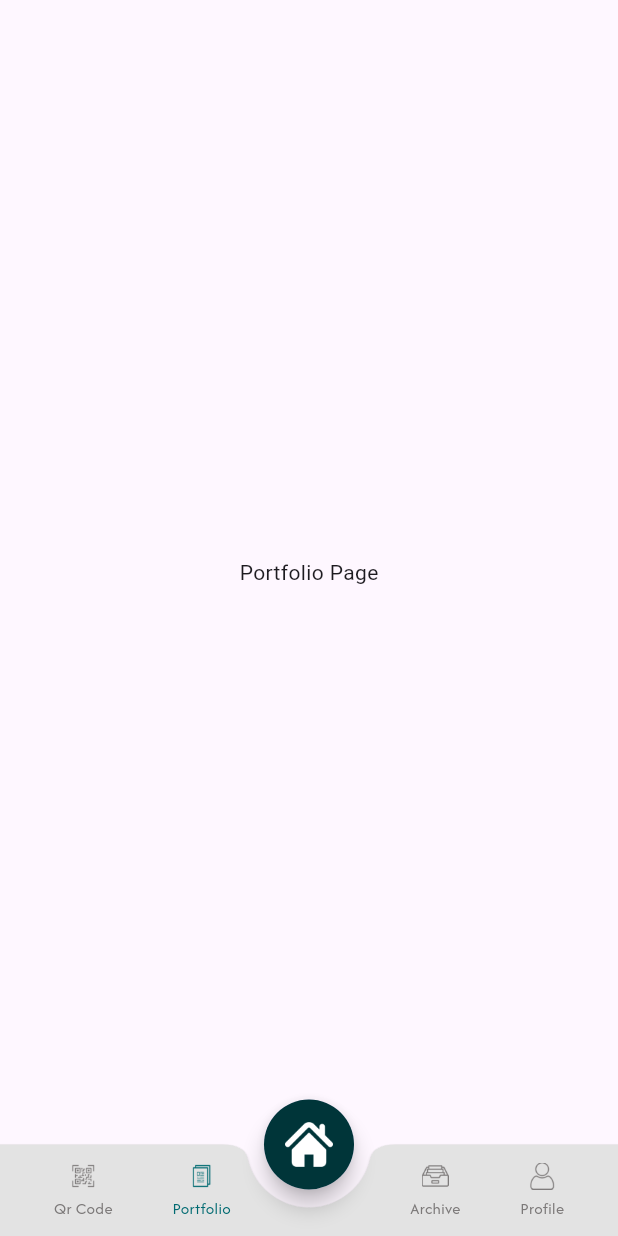
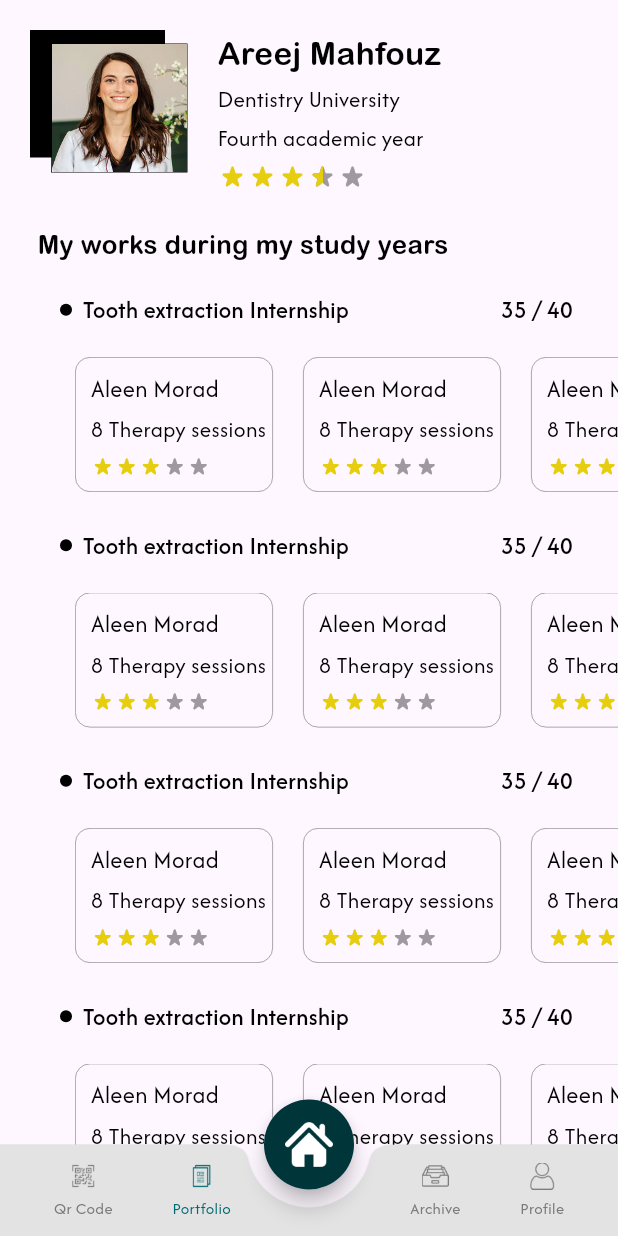
Before and after one commit to Farojeh/DenTech-Smile, a Flutter app: the screen it shows after launch, item 2 of the bottom bar chosen, on a phone screen of 412 x 824 dp. Run offline on Flutter 3.47's test engine with Material 3 defaults, Android fonts, the light colour scheme and no system bars; drawn by our look-alikes of flutter_rating_bar; our stand-ins replace awesome_snackbar_content, bloc, device_preview, dio, flutter_bloc, get_it and 4 more.

Commit message:
Portfolio page UI and logic

```diff
--- a/lib/student/archive/controller/cubit/archive_cubit.dart
+++ b/lib/student/archive/controller/cubit/archive_cubit.dart
@@ -12,42 +12,42 @@ class ArchiveCubit extends Cubit<ArchiveState> {
   void initialArchive() {
     List<Archive> archiveList = [
       Archive(
-          tag: "#A",
+          tag: "A",
           patient: "Aleen Morad ",
           internship: "Tooth extraction InternShip",
           rate: 3),
       Archive(
-          tag: "#A",
+          tag: "A",
           patient: "Aleen Morad ",
           internship: "Tooth extraction InternShip",
           rate: 3),
       Archive(
-          tag: "#A",
+          tag: "A",
           patient: "Aleen Morad ",
           internship: "Tooth extraction InternShip",
           rate: 3),
       Archive(
-          tag: "#A",
+          tag: "A",
           patient: "Aleen Morad ",
           internship: "Tooth extraction InternShip",
           rate: 3),
       Archive(
-          tag: "#A",
+          tag: "A",
           patient: "Aleen Morad ",
           internship: "Tooth extraction InternShip",
           rate: 3),
       Archive(
-          tag: "#A",
+          tag: "A",
           patient: "Aleen Morad ",
           internship: "Tooth extraction InternShip",
           rate: 3),
       Archive(
-          tag: "#A",
+          tag: "A",
           patient: "Aleen Morad ",
           internship: "Tooth extraction InternShip",
           rate: 3),
       Archive(
-          tag: "#A",
+          tag: "A",
           patient: "Aleen Morad ",
           internship: "Tooth extraction InternShip",
           rate: 3)
--- a/lib/student/archive/view/widget/archive_list.dart
+++ b/lib/student/archive/view/widget/archive_list.dart
@@ -19,7 +19,8 @@ class ArchiveList extends StatelessWidget {
               child: Column(
                   mainAxisAlignment: MainAxisAlignment.center,
                   crossAxisAlignment: CrossAxisAlignment.start,
-                  children:state.allarchives.isNotEmpty? state.allarchives
+                  children: state.allarchives.isNotEmpty
+                      ? state.allarchives
                           .map((e) => InkWell(
                                 overlayColor: MaterialStatePropertyAll(
                                     Colors.white.withOpacity(0)),
@@ -35,7 +36,8 @@ class ArchiveList extends StatelessWidget {
                                   decoration: BoxDecoration(
                                       border: Border.all(
                                           width: 0.5,
-                                      color: Colors.black.withOpacity(0.25)),
+                                          color:
+                                              Colors.black.withOpacity(0.25)),
                                       borderRadius: BorderRadius.circular(10)),
                                   margin: const EdgeInsets.only(bottom: 18),
                                   child: Row(children: [
@@ -48,7 +50,8 @@ class ArchiveList extends StatelessWidget {
                                       decoration: BoxDecoration(
                                         border: Border.all(
                                             width: 0.6,
-                                        color: Colors.black.withOpacity(0.25)),
+                                            color:
+                                                Colors.black.withOpacity(0.25)),
                                       ),
                                       alignment: Alignment.center,
                                       child: Text(
@@ -56,7 +59,8 @@ class ArchiveList extends StatelessWidget {
                                         style: TextStyle(
                                             fontFamily: Static.afacadfont,
                                             fontWeight: FontWeight.w500,
-                                        fontSize: Static.getwieght(context, 35),
+                                            fontSize:
+                                                Static.getwieght(context, 35),
                                             color: Colors.black),
                                       ),
                                     ),
@@ -64,7 +68,8 @@ class ArchiveList extends StatelessWidget {
                                       padding: const EdgeInsets.only(
                                           left: 13, bottom: 2, top: 2),
                                       child: Column(
-                                    mainAxisAlignment: MainAxisAlignment.center,
+                                        mainAxisAlignment:
+                                            MainAxisAlignment.center,
                                         crossAxisAlignment:
                                             CrossAxisAlignment.start,
                                         children: [
@@ -73,8 +78,8 @@ class ArchiveList extends StatelessWidget {
                                             style: TextStyle(
                                                 fontFamily:
                                                     Static.arialRoundedMTfont,
-                                            fontSize:
-                                                Static.getwieght(context, 17),
+                                                fontSize: Static.getwieght(
+                                                    context, 17),
                                                 color: Colors.black),
                                           ),
                                           const SizedBox(
@@ -86,24 +91,22 @@ class ArchiveList extends StatelessWidget {
                                                 fontFamily: Static.afacadfont,
                                                 fontWeight: FontWeight.w400,
                                                 color: Static.lightcolor,
-                                            fontSize:
-                                                Static.getwieght(context, 15)),
+                                                fontSize: Static.getwieght(
+                                                    context, 15)),
                                           ),
                                           const SizedBox(
                                             height: 2.5,
                                           ),
-                                      RatingBar.builder(
-                                        onRatingUpdate: (value) {},
-                                        initialRating: e.rate,
-                                        minRating: 0,
-                                        direction: Axis.horizontal,
-                                        allowHalfRating: true,
-                                        itemCount: 5,
-                                        itemSize: 15,
-                                        itemBuilder: (context, _) => const Icon(
+                                          RatingBarIndicator(
+                                            rating: e.rate,
+                                            itemBuilder: (context, index) =>
+                                                const Icon(
                                               Icons.star_rate_rounded,
                                               color: Color(0xffE6CD0D),
                                             ),
+                                            itemCount: 5,
+                                            itemSize: 15,
+                                            direction: Axis.horizontal,
                                           )
                                         ],
                                       ),
@@ -111,26 +114,33 @@ class ArchiveList extends StatelessWidget {
                                   ]),
                                 ),
                               ))
-                      .toList():[
+                          .toList()
+                      : [
                           Container(
-                          margin: EdgeInsets.only(left: Static.getwieght(context, 30), right: 80 , top: 70),
+                            margin: EdgeInsets.only(
+                                left: Static.getwieght(context, 30),
+                                right: 80,
+                                top: 70),
                             alignment: Alignment.center,
-                          child: Image.asset("assets/images/File searching-rafiki.png",
+                            child: Image.asset(
+                              "assets/images/File searching-rafiki.png",
                               height: 250,
                               width: 250,
                               fit: BoxFit.contain,
                             ),
                           ),
                           Container(
-                          margin: EdgeInsets.only( left: Static.getwieght(context, 50) ),
-                          child: Text("No Emergencies In This Internship" ,
+                            margin: EdgeInsets.only(
+                                left: Static.getwieght(context, 50)),
+                            child: Text(
+                              "No Emergencies In This Internship",
                               textAlign: TextAlign.center,
                               style: TextStyle(
                                   fontFamily: Static.afacadfont,
                                   fontWeight: FontWeight.w400,
                                   fontSize: Static.getwieght(context, 18),
-                            color:const Color(0xff325060)
-                          ),),
+                                  color: const Color(0xff325060)),
+                            ),
                           )
                         ]),
             );
--- a/lib/student/main_tap/controller/cubit/tab_cubit_cubit.dart
+++ b/lib/student/main_tap/controller/cubit/tab_cubit_cubit.dart
@@ -1,7 +1,7 @@
 import 'package:bloc/bloc.dart';
 import 'package:dentech_smile/student/Home/view/home_page.dart';
 import 'package:dentech_smile/student/archive/view/archive_page.dart';
-import 'package:dentech_smile/student/portfolio/portfolio_page.dart';
+import 'package:dentech_smile/student/portfolio/view/portfolio_page.dart';
 import 'package:dentech_smile/student/profile/profile_page.dart';
 import 'package:dentech_smile/student/qr_code/qr_code.dart';
 import 'package:flutter/material.dart';
--- /dev/null
+++ b/lib/student/portfolio/controller/cubit/portfolio_cubit.dart
@@ -0,0 +1,30 @@
+import 'package:bloc/bloc.dart';
+import 'package:dentech_smile/student/portfolio/model/case.dart';
+import 'package:dentech_smile/student/portfolio/model/portfolio_internship.dart';
+import 'package:meta/meta.dart';
+
+part 'portfolio_state.dart';
+
+class PortfolioCubit extends Cubit<PortfolioState> {
+  PortfolioCubit() : super(PortfolioInitial()){
+    initialPortfolio();
+  }
+
+  void initialPortfolio(){
+    List<Case> cases = [
+      Case(patient: "Aleen Morad", num: 8, rate: 3),
+      Case(patient: "Aleen Morad", num: 8, rate: 3),
+      Case(patient: "Aleen Morad", num: 8, rate: 3),
+      Case(patient: "Aleen Morad", num: 8, rate: 3),
+    ];
+
+    List<PortfolioIntership> internships = [
+      PortfolioIntership(name: "Tooth extraction Internship", degree: 35, total: 40, cases: cases),
+      PortfolioIntership(name: "Tooth extraction Internship", degree: 35, total: 40, cases: cases),
+      PortfolioIntership(name: "Tooth extraction Internship", degree: 35, total: 40, cases: cases),
+      PortfolioIntership(name: "Tooth extraction Internship", degree: 35, total: 40, cases: cases)
+    ];
+
+    emit(PortfolioSuccess(internship: internships));
+  }
+}
--- /dev/null
+++ b/lib/student/portfolio/controller/cubit/portfolio_state.dart
@@ -0,0 +1,12 @@
+part of 'portfolio_cubit.dart';
+
+@immutable
+sealed class PortfolioState {}
+
+final class PortfolioInitial extends PortfolioState {}
+
+final class PortfolioSuccess extends PortfolioState {
+  final List<PortfolioIntership> internship;
+
+  PortfolioSuccess({required this.internship});
+}
--- /dev/null
+++ b/lib/student/portfolio/model/case.dart
@@ -0,0 +1,8 @@
+class Case{
+ final String patient ;
+ final int num ;
+ final double rate ;
+
+  Case({required this.patient, required this.num, required this.rate});
+
+}
--- /dev/null
+++ b/lib/student/portfolio/model/portfolio_internship.dart
@@ -0,0 +1,10 @@
+import 'package:dentech_smile/student/portfolio/model/case.dart';
+
+class PortfolioIntership{
+  final String name ;
+  final int degree ;
+  final int total ;
+  final List<Case> cases ;
+
+  PortfolioIntership({required this.name, required this.degree, required this.total, required this.cases});
+}
--- a/lib/student/portfolio/portfolio_page.dart
+++ /dev/null
@@ -1,14 +0,0 @@
-import 'package:flutter/material.dart';
-
-class PortfolioPage extends StatelessWidget {
-  const PortfolioPage({super.key});
-
-  @override
-  Widget build(BuildContext context) {
-    return Scaffold(
-      body: Center(
-        child: Text("Portfolio Page"),
-      ),
-    );
-  }
-}
--- /dev/null
+++ b/lib/student/portfolio/view/portfolio_page.dart
@@ -0,0 +1,47 @@
+import 'package:dentech_smile/core/utils/static.dart';
+import 'package:dentech_smile/student/portfolio/controller/cubit/portfolio_cubit.dart';
+import 'package:dentech_smile/student/portfolio/view/widget/custom_portfolio.dart';
+import 'package:dentech_smile/student/portfolio/view/widget/top_portfolio.dart';
+import 'package:flutter/material.dart';
+import 'package:flutter_bloc/flutter_bloc.dart';
+
+class PortfolioPage extends StatelessWidget {
+  const PortfolioPage({super.key});
+
+  @override
+  Widget build(BuildContext context) {
+    return BlocProvider<PortfolioCubit>(
+      create: (context) => PortfolioCubit(),
+      child: Scaffold(
+          body: SingleChildScrollView(
+        child: Column(
+          crossAxisAlignment: CrossAxisAlignment.start,
+          mainAxisAlignment: MainAxisAlignment.start,
+          children: [
+            SizedBox(
+              height: MediaQuery.of(context).padding.top + 20,
+            ),
+            const TopPortfolio(),
+            Padding(
+              padding: const EdgeInsets.only(top: 35, left: 25),
+              child: Text(
+                "My works during my study years",
+                style: TextStyle(
+                    fontFamily: Static.arialRoundedMTfont,
+                    fontSize: Static.getwieght(context, 18),
+                    color: Colors.black),
+              ),
+            ),
+            const SizedBox(
+              height: 20,
+            ),
+            const CustomPortfolio(),
+            const SizedBox(
+              height: 30,
+            )
+          ],
+        ),
+      )),
+    );
+  }
+}
--- /dev/null
+++ b/lib/student/portfolio/view/widget/case_widget.dart
@@ -0,0 +1,68 @@
+import 'package:dentech_smile/core/utils/static.dart';
+import 'package:dentech_smile/student/portfolio/model/portfolio_internship.dart';
+import 'package:flutter/material.dart';
+import 'package:flutter_rating_bar/flutter_rating_bar.dart';
+
+class CaseWidget extends StatelessWidget {
+  final PortfolioIntership e;
+  const CaseWidget({super.key, required this.e});
+
+  @override
+  Widget build(BuildContext context) {
+    return Container(
+      height: 90,
+      margin: const EdgeInsets.only(top: 20, left: 10),
+      child: ListView.builder(
+          scrollDirection: Axis.horizontal,
+          itemCount: e.cases.length,
+          itemBuilder: (context, index) => Container(
+                padding: const EdgeInsets.only(left: 10),
+                margin: const EdgeInsets.only(right: 20),
+                height: 81,
+                width: 132,
+                decoration: BoxDecoration(
+                    borderRadius: BorderRadius.circular(10),
+                    border:
+                        Border.all(width: 0.5, color: const Color(0xff8B8B8B))),
+                child: Column(
+                  mainAxisAlignment: MainAxisAlignment.center,
+                  crossAxisAlignment: CrossAxisAlignment.start,
+                  children: [
+                    Text(
+                      e.cases[index].patient,
+                      style: TextStyle(
+                          fontFamily: Static.afacadfont,
+                          fontWeight: FontWeight.w400,
+                          color: Colors.black,
+                          fontSize: Static.getwieght(context, 17)),
+                    ),
+                    const SizedBox(
+                      height: 5,
+                    ),
+                    Text(
+                      "${e.cases[index].num} Therapy sessions",
+                      style: TextStyle(
+                          fontFamily: Static.afacadfont,
+                          fontWeight: FontWeight.w400,
+                          color: Colors.black,
+                          fontSize: Static.getwieght(context, 16)),
+                    ),
+                    const SizedBox(
+                      height: 5,
+                    ),
+                    RatingBarIndicator(
+                      rating: e.cases[index].rate,
+                      itemBuilder: (context, index) => const Icon(
+                        Icons.star_rate_rounded,
+                        color: Color(0xffE6CD0D),
+                      ),
+                      itemCount: 5,
+                      itemSize: 16,
+                      direction: Axis.horizontal,
+                    )
+                  ],
+                ),
+              )),
+    );
+  }
+}
--- /dev/null
+++ b/lib/student/portfolio/view/widget/custom_portfolio.dart
@@ -0,0 +1,70 @@
+import 'package:dentech_smile/core/utils/static.dart';
+import 'package:dentech_smile/student/portfolio/controller/cubit/portfolio_cubit.dart';
+import 'package:dentech_smile/student/portfolio/view/widget/case_widget.dart';
+import 'package:flutter/material.dart';
+import 'package:flutter_bloc/flutter_bloc.dart';
+
+class CustomPortfolio extends StatelessWidget {
+  const CustomPortfolio({super.key});
+
+  @override
+  Widget build(BuildContext context) {
+    return BlocBuilder<PortfolioCubit, PortfolioState>(
+      builder: (context, state) {
+        if (state is PortfolioSuccess) {
+          return Column(
+            children: state.internship
+                .map((e) => Container(
+                      height: 147,
+                      margin: const EdgeInsets.only(bottom: 10, left: 40),
+                      child: Column(
+                        children: [
+                          Row(
+                            children: [
+                              Container(
+                                height: 8,
+                                width: 8,
+                                decoration: const BoxDecoration(
+                                    color: Colors.black,
+                                    shape: BoxShape.circle),
+                              ),
+                              const SizedBox(
+                                width: 7,
+                              ),
+                              Text(
+                                e.name,
+                                style: TextStyle(
+                                    fontFamily: Static.afacadfont,
+                                    fontWeight: FontWeight.w500,
+                                    fontSize: Static.getwieght(context, 17),
+                                    color: Colors.black),
+                              ),
+                              const Spacer(),
+                              Text(
+                                "${e.degree} / ${e.total}",
+                                style: TextStyle(
+                                    fontFamily: Static.afacadfont,
+                                    fontWeight: FontWeight.w500,
+                                    fontSize: Static.getwieght(context, 17),
+                                    color: Colors.black),
+                              ),
+                              const SizedBox(
+                                width: 30,
+                              )
+                            ],
+                          ),
+                          CaseWidget(
+                            e: e,
+                          )
+                        ],
+                      ),
+                    ))
+                .toList(),
+          );
+        } else {
+          return Container();
+        }
+      },
+    );
+  }
+}
--- /dev/null
+++ b/lib/student/portfolio/view/widget/top_portfolio.dart
@@ -0,0 +1,100 @@
+import 'package:dentech_smile/core/utils/static.dart';
+import 'package:flutter/material.dart';
+import 'package:flutter_rating_bar/flutter_rating_bar.dart';
+
+class TopPortfolio extends StatelessWidget {
+  const TopPortfolio({super.key});
+
+  @override
+  Widget build(BuildContext context) {
+    return Row(
+      children: [
+        const SizedBox(
+          width: 20,
+        ),
+        SizedBox(
+          height: 95,
+          width: 105,
+          child: Stack(
+            children: [
+              Positioned(
+                  top: 0,
+                  left: 0,
+                  child: Container(
+                    height: 85,
+                    width: 90,
+                    color: Colors.black,
+                  )),
+              Positioned(
+                  bottom: 0,
+                  right: 0,
+                  child: Container(
+                    decoration: BoxDecoration(
+                        border: Border.all(width: 0.5, color: Colors.black)),
+                    child: Image.asset(
+                      "assets/images/student.jpg",
+                      height: 85,
+                      width: 90,
+                      fit: BoxFit.cover,
+                    ),
+                  ))
+            ],
+          ),
+        ),
+        const SizedBox(
+          width: 20,
+        ),
+        SizedBox(
+          height: 95,
+          child: Column(
+            crossAxisAlignment: CrossAxisAlignment.start,
+            children: [
+              Text(
+                "Areej Mahfouz",
+                style: TextStyle(
+                    fontFamily: Static.arialRoundedMTfont,
+                    fontSize: Static.getwieght(context, 22),
+                    color: Colors.black),
+              ),
+              const SizedBox(
+                height: 5,
+              ),
+              Text(
+                "Dentistry University",
+                style: TextStyle(
+                    fontFamily: Static.afacadfont,
+                    fontWeight: FontWeight.w400,
+                    fontSize: Static.getwieght(context, 16),
+                    color: Colors.black),
+              ),
+              const SizedBox(
+                height: 4,
+              ),
+              Text(
+                "Fourth academic year",
+                style: TextStyle(
+                    fontFamily: Static.afacadfont,
+                    fontWeight: FontWeight.w400,
+                    fontSize: Static.getwieght(context, 16),
+                    color: Colors.black),
+              ),
+              const SizedBox(
+                height: 4,
+              ),
+              RatingBarIndicator(
+                rating: 3.5,
+                itemBuilder: (context, index) => const Icon(
+                  Icons.star_rate_rounded,
+                  color: Color(0xffE6CD0D),
+                ),
+                itemCount: 5,
+                itemSize: 20,
+                direction: Axis.horizontal,
+              )
+            ],
+          ),
+        )
+      ],
+    );
+  }
+}
```
Lines whose indentation alone changed are shown as unchanged.
